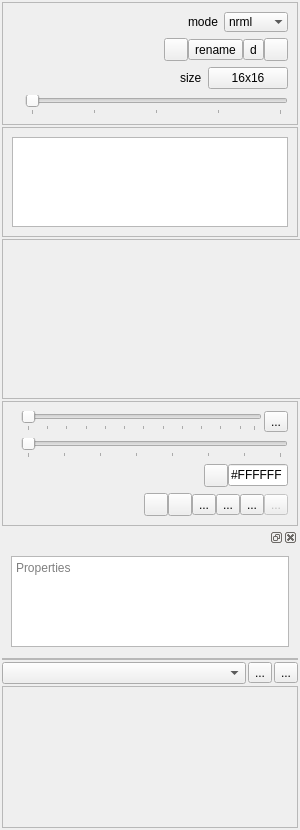
Above: src/parttoolswidget.ui from eigenbom/MQ-Sprite before the change. Below: the same form after it.
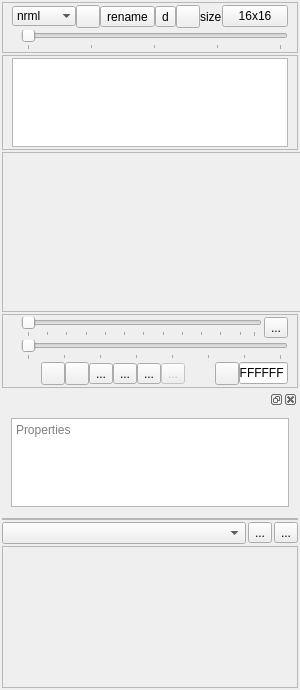
That is the form after the change. Icons and pictures are not drawn. Custom widgets are drawn as their Qt base class.

The edit to the form file:
```diff
--- a/src/parttoolswidget.ui
+++ b/src/parttoolswidget.ui
@@ -7,7 +7,7 @@
     <x>0</x>
     <y>0</y>
     <width>300</width>
-    <height>830</height>
+    <height>690</height>
    </rect>
   </property>
   <property name="sizePolicy">
@@ -53,13 +53,22 @@
       <enum>QFrame::StyledPanel</enum>
      </property>
      <layout class="QVBoxLayout" name="verticalLayout">
+      <property name="spacing">
+       <number>2</number>
+      </property>
+      <property name="topMargin">
+       <number>2</number>
+      </property>
+      <property name="bottomMargin">
+       <number>2</number>
+      </property>
       <item>
-       <layout class="QHBoxLayout" name="horizontalLayout_4">
-        <property name="bottomMargin">
+       <layout class="QHBoxLayout" name="horizontalLayout">
+        <property name="spacing">
          <number>0</number>
         </property>
         <item>
-         <spacer name="horizontalSpacer">
+         <spacer name="horizontalSpacer_4">
           <property name="orientation">
            <enum>Qt::Horizontal</enum>
           </property>
@@ -71,13 +80,6 @@
           </property>
          </spacer>
         </item>
-        <item>
-         <widget class="QLabel" name="label_2">
-          <property name="text">
-           <string>mode</string>
-          </property>
-         </widget>
-        </item>
         <item>
          <widget class="QComboBox" name="comboBoxModes">
           <property name="minimumSize">
@@ -121,26 +123,6 @@
           </item>
          </widget>
         </item>
-       </layout>
-      </item>
-      <item>
-       <layout class="QHBoxLayout" name="horizontalLayout">
-        <property name="spacing">
-         <number>0</number>
-        </property>
-        <item>
-         <spacer name="horizontalSpacer_4">
-          <property name="orientation">
-           <enum>Qt::Horizontal</enum>
-          </property>
-          <property name="sizeHint" stdset="0">
-           <size>
-            <width>40</width>
-            <height>20</height>
-           </size>
-          </property>
-         </spacer>
-        </item>
         <item>
          <widget class="QToolButton" name="toolButtonAddMode">
           <property name="maximumSize">
@@ -215,26 +197,6 @@
           </property>
          </widget>
         </item>
-       </layout>
-      </item>
-      <item>
-       <layout class="QHBoxLayout" name="horizontalLayout_8">
-        <property name="bottomMargin">
-         <number>0</number>
-        </property>
-        <item>
-         <spacer name="horizontalSpacer_7">
-          <property name="orientation">
-           <enum>Qt::Horizontal</enum>
-          </property>
-          <property name="sizeHint" stdset="0">
-           <size>
-            <width>40</width>
-            <height>20</height>
-           </size>
-          </property>
-         </spacer>
-        </item>
         <item>
          <widget class="QLabel" name="label_3">
           <property name="text">
@@ -299,8 +261,14 @@
       <enum>QFrame::Raised</enum>
      </property>
      <layout class="QVBoxLayout" name="verticalLayout_7">
+      <property name="topMargin">
+       <number>2</number>
+      </property>
+      <property name="bottomMargin">
+       <number>2</number>
+      </property>
       <item>
-       <widget class="LayerListView" name="layerListView">
+       <widget class="QTreeView" name="layerListView">
         <property name="dragDropOverwriteMode">
          <bool>false</bool>
         </property>
@@ -362,6 +330,15 @@
       <enum>QFrame::StyledPanel</enum>
      </property>
      <layout class="QVBoxLayout" name="verticalLayout_4">
+      <property name="spacing">
+       <number>2</number>
+      </property>
+      <property name="topMargin">
+       <number>2</number>
+      </property>
+      <property name="bottomMargin">
+       <number>2</number>
+      </property>
       <item>
        <layout class="QHBoxLayout" name="horizontalLayout_11">
         <property name="spacing">
@@ -478,58 +455,6 @@
         </item>
        </layout>
       </item>
-      <item>
-       <layout class="QHBoxLayout" name="horizontalLayout_2">
-        <property name="spacing">
-         <number>0</number>
-        </property>
-        <property name="topMargin">
-         <number>0</number>
-        </property>
-        <item>
-         <spacer name="horizontalSpacer_3">
-          <property name="orientation">
-           <enum>Qt::Horizontal</enum>
-          </property>
-          <property name="sizeHint" stdset="0">
-           <size>
-            <width>40</width>
-            <height>20</height>
-           </size>
-          </property>
-         </spacer>
-        </item>
-        <item>
-         <widget class="QToolButton" name="toolButtonColour">
-          <property name="toolTip">
-           <string>Change Colour</string>
-          </property>
-          <property name="text">
-           <string/>
-          </property>
-          <property name="autoRaise">
-           <bool>false</bool>
-          </property>
-         </widget>
-        </item>
-        <item>
-         <widget class="QLineEdit" name="lineEditColour">
-          <property name="maximumSize">
-           <size>
-            <width>60</width>
-            <height>16777215</height>
-           </size>
-          </property>
-          <property name="text">
-           <string>#FFFFFF</string>
-          </property>
-          <property name="maxLength">
-           <number>8</number>
-          </property>
-         </widget>
-        </item>
-       </layout>
-      </item>
       <item>
        <layout class="QHBoxLayout" name="horizontalLayout_10">
         <property name="spacing">
@@ -650,6 +575,48 @@
           </property>
          </widget>
         </item>
+        <item>
+         <spacer name="horizontalSpacer_3">
+          <property name="orientation">
+           <enum>Qt::Horizontal</enum>
+          </property>
+          <property name="sizeHint" stdset="0">
+           <size>
+            <width>40</width>
+            <height>20</height>
+           </size>
+          </property>
+         </spacer>
+        </item>
+        <item>
+         <widget class="QToolButton" name="toolButtonColour">
+          <property name="toolTip">
+           <string>Change Colour</string>
+          </property>
+          <property name="text">
+           <string/>
+          </property>
+          <property name="autoRaise">
+           <bool>false</bool>
+          </property>
+         </widget>
+        </item>
+        <item>
+         <widget class="QLineEdit" name="lineEditColour">
+          <property name="maximumSize">
+           <size>
+            <width>60</width>
+            <height>16777215</height>
+           </size>
+          </property>
+          <property name="text">
+           <string>#FFFFFF</string>
+          </property>
+          <property name="maxLength">
+           <number>8</number>
+          </property>
+         </widget>
+        </item>
        </layout>
       </item>
      </layout>
@@ -657,6 +624,9 @@
    </item>
    <item>
     <widget class="QDockWidget" name="dockWidget">
+     <property name="floating">
+      <bool>false</bool>
+     </property>
      <widget class="QWidget" name="dockWidgetContents">
       <layout class="QVBoxLayout" name="verticalLayout_6">
        <item>
@@ -890,11 +860,6 @@
    <header location="global">animatorwidget.h</header>
    <container>1</container>
   </customwidget>
-  <customwidget>
-   <class>LayerListView</class>
-   <extends>QTreeView</extends>
-   <header>layerlistview.h</header>
-  </customwidget>
  </customwidgets>
  <resources>
   <include location="../icons.qrc"/>
```
